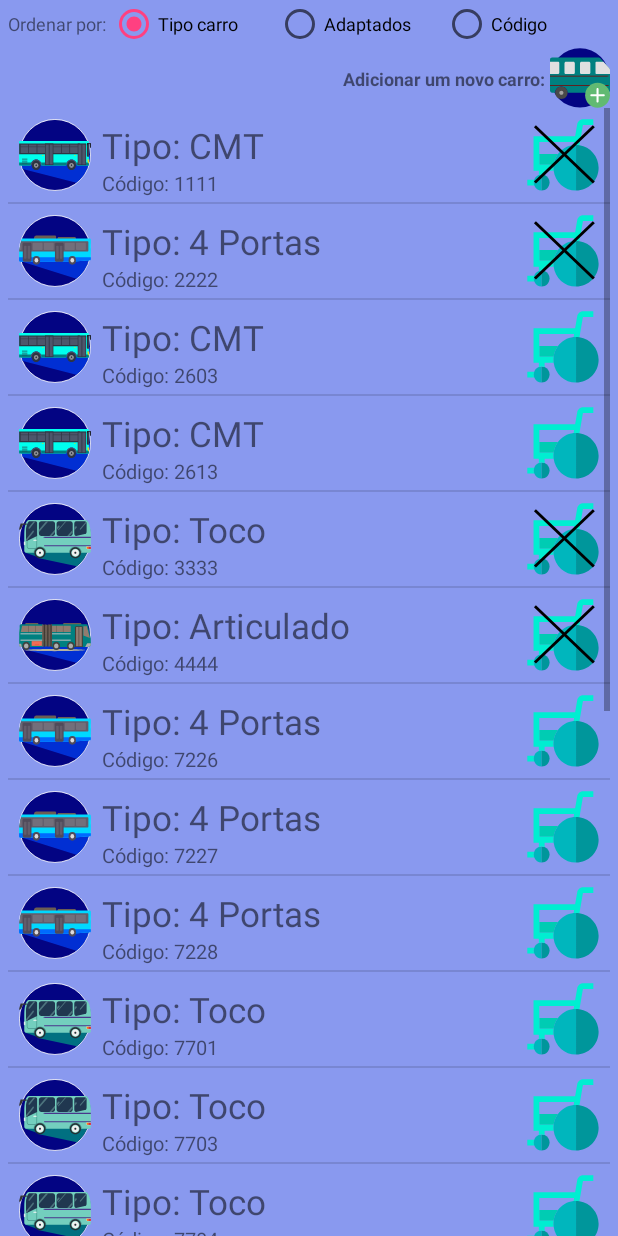
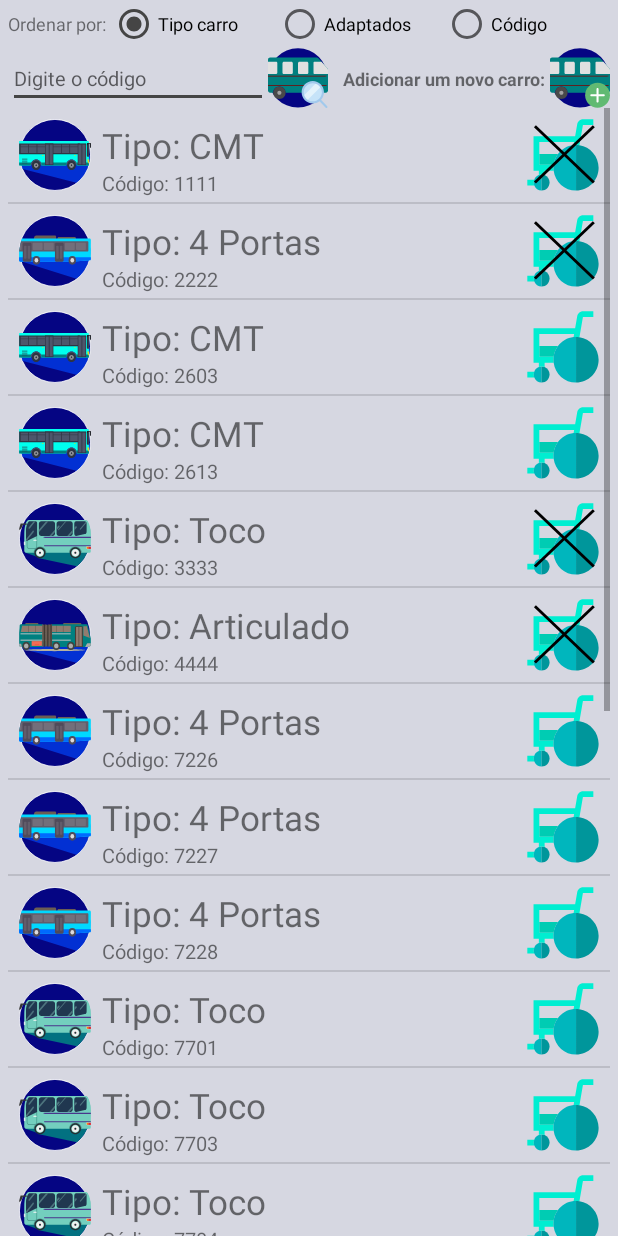
Before and after one commit to Mikesuper666/FTSC, an Android app: the screen it shows after launch (ListaAdaptados), after a tap on an icon or button, on a phone screen of 412 x 824 dp. Run offline under Robolectric (Android 15) with nearby library versions, the phone set to English and light mode, and no system bars; 3 other taps on this screen came first.

Commit message:
novos ajustes no sistema

```diff
--- a/app/src/main/java/onuse/com/br/ftsc/BancoDados/BancoInterno.java
+++ b/app/src/main/java/onuse/com/br/ftsc/BancoDados/BancoInterno.java
@@ -35,9 +35,10 @@ public class BancoInterno extends SQLiteOpenHelper {
                 "(10, 'FORMOSA', 35),"+
                 "(12, 'MARINGA-FORMOSA', 36),"+
                 "(14, 'P.FIGUEIRA-IPIRANGA-PUC', 1),"+//**************************************
-                "(15, 'ALVORADA FREEWAY', 1),"+//**************************************
+                "(15, 'EXECUTIVO ALVORADA FREEWAY', 1),"+//**************************************
                 "(16, 'ALVORADA EXECUTIVO ASSIS BRASIL', 1),"+
                 "(17, 'STELLA MARIS-BIG', 81),"+
+                "(18, 'EXECUTIVO-ALVORADA-SERTÓRIO', 14),"+
                 "(19, 'TAIMBÉ-DUQUE DE CAXIAS', 90),"+
                 "(20, 'UMBU-IPIRANGA', 1),"+//**************************************
                 "(21, 'ALVORADA PROTASIO', 12),"+
@@ -83,19 +84,20 @@ public class BancoInterno extends SQLiteOpenHelper {
                 "(67, 'VILA ELZA-PROTÁSIO ALVES', 1),"+//**************************************
                 "(68, 'VILA ELZA-IPIRANGA', 1),"+//**************************************
                 "(69, 'VILA ELZA-FREE WAY', 100),"+//**************************************
-                "(70, 'AMERICANA', 15),"+
+                "(70, 'EXECUTIVO-J.ALGARVE-J.POA-J.PORTO VERDE', 55),"+
                 "(71, 'VILA ELZA-AMERICANA', 100),"+
                 "(72, 'AMERICANA CAIRU', 1),"+//**************************************
                 "(73, 'SUMARÉ', 87),"+
                 "(74, 'AMERICANA CEE', 16),"+
-                "(75, 'AMERICANA FREEWAY', 1),"+//**************************************
+                "(75, 'EXECUTIVO-AMERICANA', 1),"+//**************************************
                 "(76, 'P.FIGUEIRA-VIDA NOVA', 68),"+
                 "(79, 'AMERICANA ANCHIETA', 1),"+//**************************************
                 "(80, 'ALGARVE', 51),"+
                 "(81, 'PORTO VERDE', 70),"+
                 "(82, 'ALGARVE CAIRU', 1),"+//**************************************
                 "(83, 'ALGARVE SERTORIO', 1),"+//**************************************
-                "(84, 'ALGARVE FREEWAY', 1),"+//**************************************
+                "(84, 'EXECUTIVO-J.ALGARVE-FREE WAY', 51),"+//**************************************
+                "(85, 'EXECUTIVO-J.ALGARVE-ASSIS BRASIL', 51),"+
                 "(87, 'J.POA-J.ALG-STELLA M-J.APARECIDA', 56),"+
                 "(88, 'ALGARVE J.POA', 1),"+//**************************************
                 "(90, 'J.PORTO ALEGRE', 52),"+
@@ -113,8 +115,8 @@ public class BancoInterno extends SQLiteOpenHelper {
                 "(105, 'TIJUCA', 91),"+
                 "(106, 'TIJUCA', 91),"+
                 "(107, 'UMBU-SERTÓRIO-CAIRU', 1),"+//**************************************
-                "(109, 'UMBU-ANCHIETA-BALTAZAR', 1),"+//**************************************
-                "(110, 'UMBU-ANCHIETA-BALTAZAR', 1),"+//**************************************
+                "(109, 'UMBU-ANCHIETA-BALTAZAR', 97),"+
+                "(110, 'UMBU-ANCHIETA-BALTAZAR', 97),"+//**************************************
                 "(111, 'J.POA-ANDRADE NEVES', 53),"+
                 "(112, 'J.POA-ANDRADE NEVES', 53),"+
                 "(115, 'PORTO VERDE-JALGARVE-JPOA', 1),"+//**************************************
@@ -134,14 +136,17 @@ public class BancoInterno extends SQLiteOpenHelper {
                 "(135, 'PORTO VERDE-JALGARVE-JPOA-CASTELO BCO', 1),"+//**************************************
                 "(136, 'PORTO VERDE-JALGARVE-JPOA-CASTELO BCO', 1),"+//**************************************
                 "(137, 'PORTO VERDE-JALGARVE-JPOA-CASTELO BCO', 1),"+//**************************************
-                "(138, 'ALVORADA IATARE', 12),"+
+                "(138, 'ALVORADA-ITARARÉ', 11),"+
+                "(139, 'ALVORADA-IPIRANGA-PUC-VILA ELZA', 10),"+
                 "(140, 'SÃO PEDRO -RUI RAMOS', 1),"+//**************************************
                 "(142, 'NOVA AMERICANA', 1),"+//**************************************
+                "(143, 'ALVORADA-PROTÁSIO-IPA-VILA ELZA', 9),"+//**************************************
                 "(146, 'TAIMBÉ-AMERICANA-P.ALVES', 1),"+//**************************************
                 "(148, 'J.APARECIDA-FREE WAY', 1),"+//**************************************
                 "(150, 'SÃO PEDRO -RUI RAMOS', 1),"+//**************************************
                 "(151, 'ALVORADA SAO BORJA', 13),"+
                 "(152, 'J.APARECIDA-PDA 40', 1),"+//**************************************
+                "(155, 'ALVORADA-PROTÁSIO-JPOA', 1),"+//**************************************
                 "(158, 'SÃO PEDRO-FERRARI-PROTÁSIO ALVES', 1),"+//**************************************
                 "(159, 'FERNANDO FERRARI PROTASIO ALVES', 1),"+//**************************************
                 "(160, 'P.FIGUEIRA-NOVA ALVORADA-PAR', 64),"+
@@ -179,8 +184,8 @@ public class BancoInterno extends SQLiteOpenHelper {
                 "(217, 'STELLA MARIS-J.APARECIDA', 1),"+//**************************************
                 "(218, 'STELLA MARIS-J.APARECIDA-CAIRU', 1),"+//**************************************
                 "(219, 'J.APARECIDA-IPIRANGA', 48),"+
-                "(221, 'ALVORADA GRAVATAI/ULBRA', 2),"+
-                "(223, 'ALVORADA GRAVATAI/ULBRA', 2),"+
+                "(221, 'ALVORADA GRAVATAI/ULBRA', 8),"+
+                "(223, 'ALVORADA GRAVATAI/ULBRA', 8),"+
                 "(230, 'ESTANCIA GRANDE', 29),"+
                 "(231, 'J.POA-RÁPIDA-SERTÓRIO', 1),"+//**************************************
                 "(232, 'ESTANCIA GRANDE P.40', 31),"+
@@ -248,7 +253,7 @@ public class BancoInterno extends SQLiteOpenHelper {
                 "(331, 'ALGARVE SERTORIO', 1),"+//**************************************
                 "(333, 'ALGARVE J.POA', 1),"+//**************************************
                 "(334, 'J.PORTO ALEGRE', 52),"+
-                "(335, 'J.POA-CAIRU', 1),"+//**************************************
+                "(335, 'J.POA-CAIRU', 52),"+//**************************************
                 "(336, 'J.POA-SERTÓRIO', 1),"+//**************************************
                 "(338, 'J.APARECIDA-PDA 40', 1),"+//**************************************
                 "(339, 'J.APARECIDA-PDA 40', 1),"+//**************************************
@@ -261,7 +266,7 @@ public class BancoInterno extends SQLiteOpenHelper {
                 "(350, 'ALVORADA', 14),"+
                 "(351, '11 DE ABRIL', 58),"+
                 "(352, 'UMBU-P.ALVES', 1),"+//**************************************
-                "(353, 'STELLA MARIS-J.APARECIDA', 1),"+//**************************************
+                "(353, 'EXECUTIVO-UMBU-BALTAZAR', 96),"+//**************************************
                 "(355, 'ESTANCIA GRANDE', 29),"+
                 "(356, 'ESTANCIA GRANDE P.40', 31),"+
                 "(357, 'VILA ELZA-BIG', 1),"+//**************************************
@@ -373,7 +378,7 @@ public class BancoInterno extends SQLiteOpenHelper {
                 "(486, 'J.APARECIDA-P.ALVES-BH', 44),"+
                 "(488, 'J.APARECIDA-IGUATEMI', 46),"+
                 "(489, 'P.FIGUEIRA-VIDA NOVA', 68),"+
-                "(490, 'MARINGA-FORMOSA', 1),"+//**************************************
+                "(490, 'MARINGA-FORMOSA', 36),"+
                 "(491, 'ALVORADA ANCHIETA', 1),"+//**************************************
                 "(493, 'VILA ELZA-ANCHIETA', 102),"+
                 "(496, 'P.FIGUEIRA-SÃO PEDRO-F.FERRARI', 1),"+//**************************************
@@ -389,7 +394,7 @@ public class BancoInterno extends SQLiteOpenHelper {
                 "(513, 'VILA ELZA-IPIRANGA-SÃO PEDRO', 1),"+//**************************************
                 "(514, 'AMERICANA FREEWAY', 1),"+//**************************************
                 "(515, 'UMBU-IPIRANGA', 1),"+//**************************************
-                "(516, 'ALVORADA IPIRANGA', 1),"+//**************************************
+                "(516, 'ALVORADA IPIRANGA', 10),"+
                 "(521, 'TM5-VILA ELZA', 92),"+
                 "(522, 'UMBU-CAIRU-SERTÓRIO', 1),"+//**************************************
                 "(523, 'UMBU-ANCHIETA-BALTAZAR', 1),"+
--- a/app/src/main/java/onuse/com/br/ftsc/ListaAdaptados.java
+++ b/app/src/main/java/onuse/com/br/ftsc/ListaAdaptados.java
@@ -10,12 +10,15 @@ import android.support.v4.app.FragmentManager;
 import android.support.v4.app.FragmentTransaction;
 import android.support.v7.app.AppCompatActivity;
 import android.os.Bundle;
+import android.text.Editable;
+import android.text.TextWatcher;
 import android.view.ContextMenu;
 import android.view.MenuInflater;
 import android.view.MenuItem;
 import android.view.View;
 import android.widget.AdapterView;
 import android.widget.ArrayAdapter;
+import android.widget.AutoCompleteTextView;
 import android.widget.Button;
 import android.widget.ListView;
 import android.widget.RadioButton;
@@ -39,7 +42,8 @@ public class ListaAdaptados extends AppCompatActivity {
     private RadioButton radioTipoCarro, radioAdaptados, radioCodigoCarro;
     private RadioGroup radioGroupAdaptados;
     private ListView listaAdptados;
-    private Button btnAdicionarAdaptado;
+    private Button btnAdicionarAdaptado, btnProcurarrAdaptado;
+    private AutoCompleteTextView edtCodigo;
 
     //variaiveis do bando de dados
     private BancoInterno bancoInterno;
@@ -56,6 +60,7 @@ public class ListaAdaptados extends AppCompatActivity {
         radioCodigoCarro = (RadioButton)findViewById(R.id.radioCodigoCarro);
         radioGroupAdaptados = (RadioGroup)findViewById(R.id.radioGroupAdaptados);
         btnAdicionarAdaptado = (Button) findViewById(R.id.btnAdicionarAdaptado);
+        btnProcurarrAdaptado = (Button) findViewById(R.id.btnProcurarrAdaptado);
         /**************************************************
          * MONTA O LIST VIEW E ADAPTER
          **************************************************/
@@ -72,6 +77,38 @@ public class ListaAdaptados extends AppCompatActivity {
         conn = bancoInterno.getWritableDatabase();
         repositorioAcoes = new RepositorioAcoes(conn);
 
+        ArrayAdapter<String> adapter = new ArrayAdapter<String>(this,
+                android.R.layout.simple_dropdown_item_1line, repositorioAcoes.TodasRequisicoes(0,"tipo_carro"));
+        edtCodigo = (AutoCompleteTextView)findViewById(R.id.procurarCodigoAdaptado);
+        edtCodigo.setAdapter(adapter);
+
+        edtCodigo.addTextChangedListener(new TextWatcher() {
+            @Override
+            public void beforeTextChanged(CharSequence charSequence, int i, int i1, int i2) {
+            }
+
+            @Override
+            public void onTextChanged(CharSequence charSequence, int i, int i1, int i2) {
+                Carros carrosRecebido = repositorioAcoes.ResultadoCodigo(edtCodigo.getText().toString());
+                carros.clear();
+
+                /*
+                Este metodo de if é o valor quando o edittext está vazio, ae eu reencho os valores
+                 */
+                if(i == 0 && i1 == 1 && i2 == 0){
+                    AdicionarDados();
+                }else if(carrosRecebido.getId() != 0) {
+                    carros.add(carrosRecebido);
+                }
+                arrayAdapter.notifyDataSetChanged();
+            }
+
+            @Override
+            public void afterTextChanged(Editable editable) {
+
+            }
+        });
+
         AdicionarDados();
         //Registra o menu_alterar flutuante para a lista
         registerForContextMenu(listaAdptados);
@@ -87,6 +124,22 @@ public class ListaAdaptados extends AppCompatActivity {
                 }
             }
         });
+
+
+        btnProcurarrAdaptado.setOnClickListener(new View.OnClickListener() {
+            @Override
+            public void onClick(View view) {
+                Carros carrosRecebido = repositorioAcoes.ResultadoCodigo(edtCodigo.getText().toString());
+                carros.clear();
+                if(carrosRecebido.getId() != 0) {
+                    carros.add(carrosRecebido);
+                    arrayAdapter.notifyDataSetChanged();
+                }else{
+                    Toast.makeText(ListaAdaptados.this, "Requisição não encontrada", Toast.LENGTH_LONG).show();
+                }
+
+            }
+        });//faz a busca do codigo no banco e retorna o valor no array
     }
 
     private void AdicionarDados(){
--- a/app/src/main/java/onuse/com/br/ftsc/ListaExecoes.java
+++ b/app/src/main/java/onuse/com/br/ftsc/ListaExecoes.java
@@ -16,6 +16,7 @@ import android.view.MenuItem;
 import android.view.View;
 import android.widget.AdapterView;
 import android.widget.ArrayAdapter;
+import android.widget.AutoCompleteTextView;
 import android.widget.Button;
 import android.widget.ListView;
 import android.widget.RadioButton;
@@ -42,6 +43,7 @@ public class ListaExecoes extends AppCompatActivity {
     private RadioButton radioNome, radioMatricula, radioExececao;
     private RadioGroup radioGroup;
     private Button btnAdicionarExecaoFragment;
+    private AutoCompleteTextView edtCodigoLinha;
 
     //variaiveis do bando de dados
     private BancoInterno bancoInterno;
@@ -192,7 +194,7 @@ public class ListaExecoes extends AppCompatActivity {
                 alerta.setPositiveButton("Deletar", new DialogInterface.OnClickListener() {
                     @Override
                     public void onClick(DialogInterface dialog, int which) {
-                        repositorioAcoes.DeletarCarrro(execoesParaEnviar.getId());
+                        repositorioAcoes.DeletarExecao(execoesParaEnviar.getId());
                         finish();
                     }
                 });
--- a/app/src/main/java/onuse/com/br/ftsc/PrincipalActivity.java
+++ b/app/src/main/java/onuse/com/br/ftsc/PrincipalActivity.java
@@ -38,10 +38,9 @@ import onuse.com.br.ftsc.Helper.Permissoes;
 import onuse.com.br.ftsc.Models.Linha;
 
 public class PrincipalActivity extends AppCompatActivity {
-    private EditText edtCodigoLinha;
     private Button btnNomeLinha, btnCodigoLinha;
     private TextView txtCodigoLinha, txtNomeLinha;
-    private AutoCompleteTextView textView;
+    private AutoCompleteTextView edtNomeLinha, edtCodigoLinha;
     private ImageView imagemRota, btnAdaptados, btnExcecoes, btnCompartilhar;
     private TypedArray img;
     private int numeroImagem = 0;
@@ -63,7 +62,6 @@ public class PrincipalActivity extends AppCompatActivity {
         setContentView(R.layout.activity_principal);
         //Valida as permissoes na classe estatica
         Permissoes.validaPermissoes(1, this, permissoesNecessarias);
-        edtCodigoLinha = (EditText)findViewById(R.id.edtCodigoLinha);
 
         txtCodigoLinha = (TextView)findViewById(R.id.txtCodigoLinha);
         txtNomeLinha = (TextView)findViewById(R.id.txtNomeLinha);
@@ -81,16 +79,23 @@ public class PrincipalActivity extends AppCompatActivity {
 
         img = getResources().obtainTypedArray(R.array.images_rotas);
 
+        //Configuração do autoCompleteText
         ArrayAdapter<String> adapter = new ArrayAdapter<String>(this,
-                android.R.layout.simple_dropdown_item_1line, repositorioAcoes.TodosNomes());
-        textView = (AutoCompleteTextView)
+                android.R.layout.simple_dropdown_item_1line, repositorioAcoes.TodasRequisicoes(1,"nome_linha"));
+        edtNomeLinha = (AutoCompleteTextView)
                 findViewById(R.id.edtNomeLinha);
-        textView.setAdapter(adapter);
+        edtNomeLinha.setAdapter(adapter);
+
+        ArrayAdapter<String> adapterCodigo = new ArrayAdapter<String>(this,
+                android.R.layout.simple_dropdown_item_1line, repositorioAcoes.TodasRequisicoes(0,"nome_linha"));
+        edtCodigoLinha = (AutoCompleteTextView)
+                findViewById(R.id.edtCodigoLinha);
+        edtCodigoLinha.setAdapter(adapterCodigo);
 
         btnNomeLinha.setOnClickListener(new View.OnClickListener() {
             @Override
             public void onClick(View view) {
-                linha = repositorioAcoes.ResultadoNome(textView.getText().toString());
+                linha = repositorioAcoes.ResultadoNome(edtNomeLinha.getText().toString());
 
                 if(linha.getNome_linha() !=null) {
                     txtCodigoLinha.setText(linha.getNome_linha());
--- a/app/src/main/res/layout/activity_lista_adaptados.xml
+++ b/app/src/main/res/layout/activity_lista_adaptados.xml
@@ -4,7 +4,7 @@
     android:id="@+id/conteudoFragment"
     xmlns:tools="http://schemas.android.com/tools"
     android:layout_width="match_parent"
-    android:background="@color/colorPrimary"
+    android:background="@color/colorPrimaryBackGround"
     android:layout_height="match_parent"
     tools:context="onuse.com.br.ftsc.ListaAdaptados">
 
@@ -61,6 +61,25 @@
             android:gravity="right"
             android:orientation="horizontal">
 
+            <AutoCompleteTextView
+                android:id="@+id/procurarCodigoAdaptado"
+                android:layout_width="0dp"
+                android:layout_height="wrap_content"
+                android:layout_weight="1"
+                android:hint="Digite o código"
+                android:inputType="number"
+                android:maxLines="1"
+                android:maxLength="4"
+                android:textAllCaps="false"
+                android:textColorLink="@android:color/darker_gray"
+                android:textSize="13sp" />
+
+            <Button
+                android:id="@+id/btnProcurarrAdaptado"
+                android:layout_width="40dp"
+                android:layout_height="40dp"
+                android:layout_marginRight="10dp"
+                android:background="@drawable/d_procurar" />
             <TextView
                 android:layout_width="wrap_content"
                 android:layout_height="wrap_content"
--- a/app/src/main/res/layout/activity_principal.xml
+++ b/app/src/main/res/layout/activity_principal.xml
@@ -5,7 +5,7 @@
     android:layout_height="match_parent"
     xmlns:app="http://schemas.android.com/apk/res-auto"
     android:orientation="vertical"
-    android:background="@color/colorPrimary"
+    android:background="@color/colorPrimaryBackGround"
     tools:context="onuse.com.br.ftsc.PrincipalActivity">
     <TextView
         android:layout_width="match_parent"
@@ -45,7 +45,7 @@
                 android:layout_width="wrap_content"
                 android:layout_height="wrap_content"
                 android:text="CÓDIGO"/>
-            <EditText
+            <AutoCompleteTextView
                 android:layout_width="0dp"
                 android:layout_weight="1"
                 android:layout_height="wrap_content"
@@ -69,7 +69,7 @@
         android:layout_width="match_parent"
         android:layout_height="wrap_content"
         android:text="CÓDIGO!"
-        android:textColor="@android:color/holo_green_light"
+        android:textColor="@android:color/holo_red_light"
         android:textAlignment="center"
         android:id="@+id/txtCodigoLinha"/>
     <TextView
--- a/app/src/main/res/values/colors.xml
+++ b/app/src/main/res/values/colors.xml
@@ -1,6 +1,7 @@
 <?xml version="1.0" encoding="utf-8"?>
 <resources>
     <color name="colorPrimary">#8999ef</color>
+    <color name="colorPrimaryBackGround">#d6d7e1</color>
     <color name="colorPrimaryDark">#303F9F</color>
-    <color name="colorAccent">#FF4081</color>
+    <color name="colorAccent">#454545</color>
 </resources>
--- a/app/src/main/res/values/strings.xml
+++ b/app/src/main/res/values/strings.xml
@@ -1,5 +1,5 @@
 <resources>
-    <string name="app_name">FTSC</string>
+    <string name="app_name">Terminal Center Controller</string>
 
     <string-array name="tipos_carros">
         <item>CMT</item>
```
Also changed, not shown: app/src/main/AndroidManifest.xml (+5 -4 lines), app/src/main/java/onuse/com/br/ftsc/BancoDados/RepositorioAcoes.java (+32 -4 lines), 185 other files.
